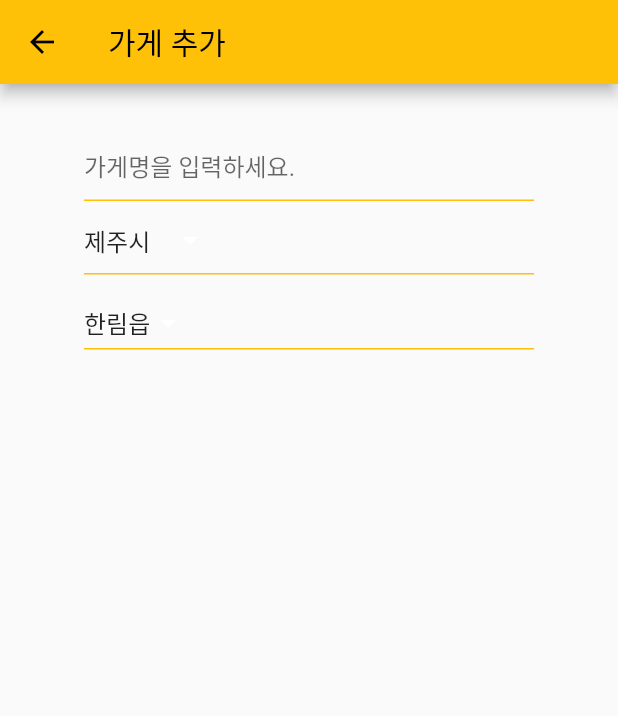
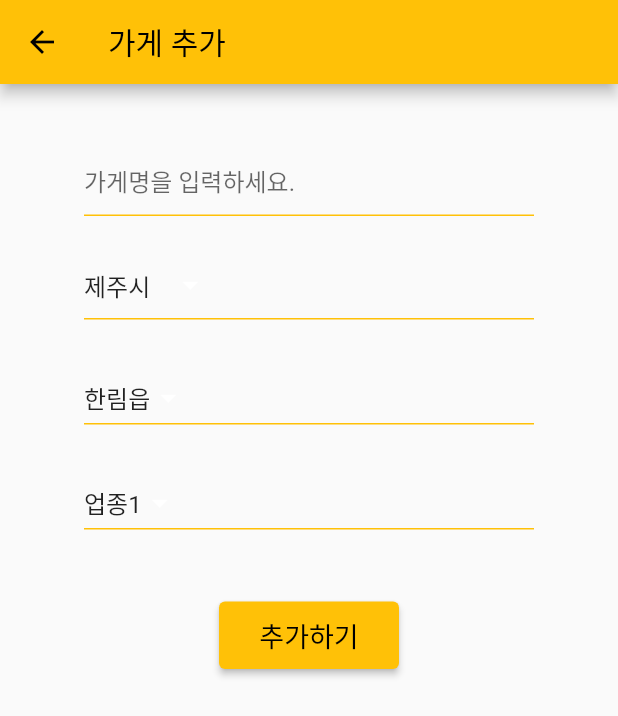
Before and after one commit to EthanYJLee/Jeju_Flutter_Python, a Flutter app: the MyPage_Store_Add screen opened directly, on a phone screen of 412 x 824 dp. Shown: the top 716 px of the screen. Run offline on Flutter 3.47's test engine with Material 2 defaults, Android fonts, the light colour scheme and no system bars.

Commit message:
my store add
spring 연결 해야함

```diff
--- a/jeju_app/lib/view/mypage_store_add.dart
+++ b/jeju_app/lib/view/mypage_store_add.dart
@@ -19,6 +19,14 @@ class _MyPage_Store_AddState extends State<MyPage_Store_Add> {
 
   late Map jejucity; //음면동 Map
 
+  late List Sectors; //업종
+  late String selectedItem3;
+
+  late String storename;
+  late String check1;
+  late String check2;
+  late String check3;
+
   @override
   void initState() {
     // TODO: implement initState
@@ -36,6 +44,14 @@ class _MyPage_Store_AddState extends State<MyPage_Store_Add> {
       '제주시': jejuadministrationList1,
       '서귀포시': jejuadministrationList2,
     };
+
+    Sectors = ['업종1', '업종2', '업종3'];
+    selectedItem3 = Sectors[0];
+
+    storename = '';
+    check1 = '';
+    check2 = '';
+    check3 = '';
   }
 
   @override
@@ -46,10 +62,10 @@ class _MyPage_Store_AddState extends State<MyPage_Store_Add> {
       ),
       body: Padding(
         padding: EdgeInsets.only(
-          top: 30,
+          top: 40,
           left: 0,
           right: 0,
-          bottom: MediaQuery.of(context).viewInsets.bottom + 20,
+          bottom: MediaQuery.of(context).viewInsets.bottom + 40,
         ),
         child: Column(
           children: [
@@ -78,6 +94,9 @@ class _MyPage_Store_AddState extends State<MyPage_Store_Add> {
                   ),
                 )
               ],
+            ),
+            const SizedBox(
+              height: 20,
             ),
             Row(
               mainAxisAlignment: MainAxisAlignment.center,
@@ -126,13 +145,16 @@ class _MyPage_Store_AddState extends State<MyPage_Store_Add> {
                     onChanged: (dynamic value) {
                       setState(() {
                         selectedItem = value;
-
+                        check1 = selectedItem;
                         // jejeCityCkeck();
                       });
                     },
                   ),
                 ),
               ],
+            ),
+            const SizedBox(
+              height: 20,
             ),
             Row(
               mainAxisAlignment: MainAxisAlignment.center,
@@ -164,9 +186,82 @@ class _MyPage_Store_AddState extends State<MyPage_Store_Add> {
                       onChanged: (dynamic value) {
                         setState(() {
                           selectedItem2 = value;
+                          check2 = selectedItem2;
                         });
                       },
                     ))
+              ],
+            ),
+            const SizedBox(
+              height: 20,
+            ),
+            Row(
+              mainAxisAlignment: MainAxisAlignment.center,
+              children: [
+                SizedBox(
+                    height: 50,
+                    width: 300,
+                    child: DropdownButton(
+                      iconEnabledColor: Colors.white,
+                      iconDisabledColor: Colors.white,
+                      underline: Container(
+                        height: 1,
+                        color: Colors.amber,
+                      ),
+                      // icon: Align(
+                      //   alignment: Alignment.bottomRight,
+                      //   child: Icon(Icons.arrow_drop_down_outlined),
+                      // ),
+                      value: selectedItem3,
+                      items: Sectors.map<DropdownMenuItem<String>>((value) {
+                        return DropdownMenuItem<String>(
+                          value: value,
+                          child: Text(value),
+                        );
+                      }).toList(),
+                      onChanged: (dynamic value) {
+                        setState(() {
+                          selectedItem3 = value;
+                          check3 = selectedItem3;
+                        });
+                      },
+                    ))
+              ],
+            ),
+            const SizedBox(
+              height: 20,
+            ),
+            Row(
+              mainAxisAlignment: MainAxisAlignment.center,
+              children: [
+                Padding(
+                  padding: const EdgeInsets.only(
+                      top: 20, left: 0, right: 0, bottom: 20),
+                  child: SizedBox(
+                    width: 120,
+                    height: 45,
+                    child: ElevatedButton(
+                        onPressed: () {
+                          if (Name.text.trim().isEmpty ||
+                              check1.isEmpty ||
+                              check2.isEmpty ||
+                              check3.isEmpty) {
+                            print('null');
+
+                            // _shownullDialog(context);
+                          } else {
+                            print('not null');
+                            print(Name.text);
+                            print(check3);
+                            // getDementiaData();
+
+                            _showDialog(context);
+                          }
+                        },
+                        child:
+                            const Text('추가하기', style: TextStyle(fontSize: 18))),
+                  ),
+                )
               ],
             )
           ],
@@ -194,4 +289,24 @@ class _MyPage_Store_AddState extends State<MyPage_Store_Add> {
   //     jejuadministrationList = jejuadministrationList0;
   //   }
   // }
+
+  _showDialog(BuildContext context) {
+    showDialog(
+      context: context,
+      builder: (BuildContext context) {
+        return AlertDialog(
+          title: const Text('입력결과'),
+          content: const Text('입력이 완료 되었습니다.'),
+          actions: [
+            TextButton(
+                onPressed: () {
+                  Navigator.of(context).pop();
+                  Navigator.pop(context);
+                },
+                child: const Text('OK'))
+          ],
+        );
+      },
+    );
+  } //
 }//end
```
